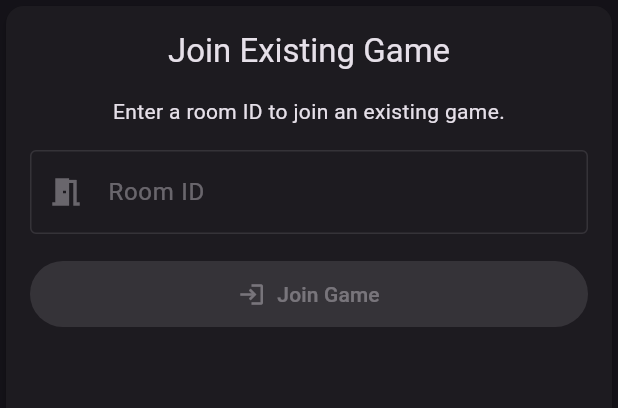
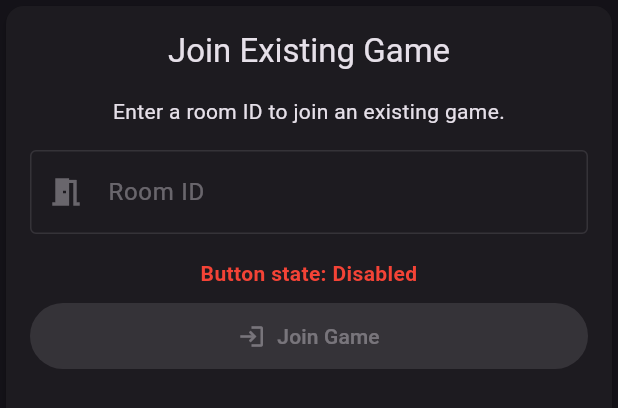
Before and after one commit to sil-vella/recall_flutter, a Flutter app: the JoinGame widget shown alone on an empty page, opened directly with empty values, on a phone screen of 412 x 824 dp. Shown: the top 408 px of the screen. Run offline on Flutter 3.47's test engine with Material 3 defaults, Android fonts, the light colour scheme and no system bars; our stand-ins replace confetti, flutter_secure_storage, go_router, google_mobile_ads, just_audio, shared_preferences and 1 more; missing offline and left inert: http_interceptor; accounts and stored records are empty; network calls fail; statements that could not run were skipped.

Commit message:
joining room pt1 button working

```diff
--- a/lib/plugins/game_plugin/screens/game_screen/components/join_game.dart
+++ b/lib/plugins/game_plugin/screens/game_screen/components/join_game.dart
@@ -1,7 +1,7 @@
 import 'package:flutter/material.dart';
 import '../../../../../tools/logging/logger.dart';
 
-class JoinGame extends StatelessWidget {
+class JoinGame extends StatefulWidget {
   static final Logger _log = Logger();
 
   final TextEditingController roomController;
@@ -16,6 +16,57 @@ class JoinGame extends StatelessWidget {
     required this.isConnected,
     this.currentRoomId,
   }) : super(key: key);
+
+  @override
+  State<JoinGame> createState() => _JoinGameState();
+}
+
+class _JoinGameState extends State<JoinGame> {
+  bool _isButtonEnabled = false;
+
+  @override
+  void initState() {
+    super.initState();
+    _updateButtonState();
+    // Add listener to the text controller to update button state when text changes
+    widget.roomController.addListener(_updateButtonState);
+  }
+
+  @override
+  void dispose() {
+    // Remove listener when widget is disposed
+    widget.roomController.removeListener(_updateButtonState);
+    super.dispose();
+  }
+
+  @override
+  void didUpdateWidget(JoinGame oldWidget) {
+    super.didUpdateWidget(oldWidget);
+    // Update button state when widget properties change
+    if (oldWidget.isConnected != widget.isConnected ||
+        oldWidget.currentRoomId != widget.currentRoomId) {
+      _updateButtonState();
+    }
+  }
+
+  void _updateButtonState() {
+    final bool newState = widget.isConnected &&
+                         widget.currentRoomId == null &&
+                         widget.roomController.text.isNotEmpty;
+
+    // Only update state if it has changed
+    if (_isButtonEnabled != newState) {
+      setState(() {
+        _isButtonEnabled = newState;
+      });
+
+      // Log the button state change
+      JoinGame._log.info("Button state updated: $_isButtonEnabled");
+      JoinGame._log.info("isConnected: ${widget.isConnected}");
+      JoinGame._log.info("currentRoomId: ${widget.currentRoomId}");
+      JoinGame._log.info("roomController.text: ${widget.roomController.text}");
+    }
+  }
 
   @override
   Widget build(BuildContext context) {
@@ -39,24 +90,44 @@ class JoinGame extends StatelessWidget {
             ),
             const SizedBox(height: 16),
             TextField(
-              controller: roomController,
+              controller: widget.roomController,
               decoration: const InputDecoration(
                 labelText: 'Room ID',
                 hintText: 'Enter room ID',
                 border: OutlineInputBorder(),
                 prefixIcon: Icon(Icons.meeting_room),
               ),
-              enabled: isConnected && currentRoomId == null,
+              enabled: widget.isConnected && widget.currentRoomId == null,
+              onChanged: (value) {
+                // Log when text changes
+                JoinGame._log.info("Room ID text changed: $value");
+                JoinGame._log.info("Button would be enabled: ${widget.isConnected && widget.currentRoomId == null && value.isNotEmpty}");
+              },
             ),
             const SizedBox(height: 16),
+            // Add a debug text to show button state
+            Text(
+              "Button state: ${_isButtonEnabled ? 'Enabled' : 'Disabled'}",
+              style: TextStyle(
+                color: _isButtonEnabled ? Colors.green : Colors.red,
+                fontWeight: FontWeight.bold,
+              ),
+              textAlign: TextAlign.center,
+            ),
+            const SizedBox(height: 8),
             ElevatedButton.icon(
-              onPressed: isConnected && currentRoomId == null && roomController.text.isNotEmpty
-                  ? onJoinGame
+              onPressed: _isButtonEnabled
+                  ? () {
+                      JoinGame._log.info("Join Game button pressed");
+                      widget.onJoinGame();
+                    }
                   : null,
               icon: const Icon(Icons.login),
               label: const Text('Join Game'),
               style: ElevatedButton.styleFrom(
                 padding: const EdgeInsets.symmetric(vertical: 12),
+                backgroundColor: _isButtonEnabled ? Colors.blue : Colors.grey,
+                foregroundColor: Colors.white,
               ),
             ),
           ],
```
Also changed, not shown: lib/plugins/game_plugin/screens/game_screen/game_screen.dart (+13 -1 lines).
